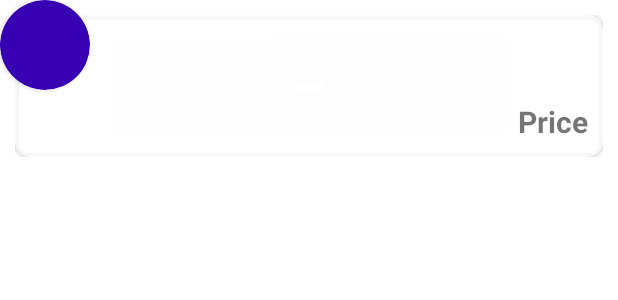
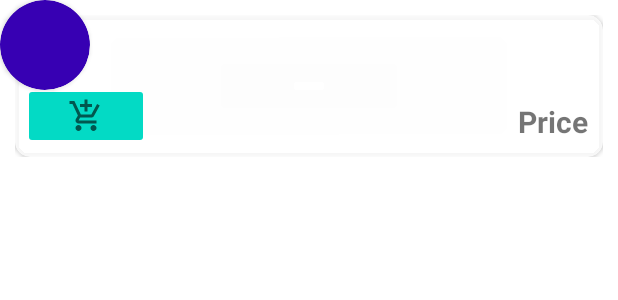
Before and after one commit to stevenlemessurier/QualityFPV, an Android app: the layout adapter_product_item.xml on its own in the app's theme, with its tools: preview values and no code run, on a phone screen of 412 x 824 dp. Shown: the top 300 px of the screen. Run offline under Robolectric (Android 15) with nearby library versions, the light colour scheme and no system bars.

Commit message:
Added login and send to cart for each website

```diff
--- /dev/null
+++ b/app/src/main/res/drawable/ic_baseline_add_shopping_cart_24.xml
@@ -0,0 +1,10 @@
+<vector xmlns:android="http://schemas.android.com/apk/res/android"
+    android:width="24dp"
+    android:height="24dp"
+    android:viewportWidth="24"
+    android:viewportHeight="24"
+    android:tint="?attr/colorControlNormal">
+  <path
+      android:fillColor="@android:color/white"
+      android:pathData="M11,9h2L13,6h3L16,4h-3L13,1h-2v3L8,4v2h3v3zM7,18c-1.1,0 -1.99,0.9 -1.99,2S5.9,22 7,22s2,-0.9 2,-2 -0.9,-2 -2,-2zM17,18c-1.1,0 -1.99,0.9 -1.99,2s0.89,2 1.99,2 2,-0.9 2,-2 -0.9,-2 -2,-2zM7.17,14.75l0.03,-0.12 0.9,-1.63h7.45c0.75,0 1.41,-0.41 1.75,-1.03l3.86,-7.01L19.42,4h-0.01l-1.1,2 -2.76,5L8.53,11l-0.13,-0.27L6.16,6l-0.95,-2 -0.94,-2L1,2v2h2l3.6,7.59 -1.35,2.45c-0.16,0.28 -0.25,0.61 -0.25,0.96 0,1.1 0.9,2 2,2h12v-2L7.42,15c-0.13,0 -0.25,-0.11 -0.25,-0.25z"/>
+</vector>
--- a/app/src/main/res/layout-land/adapter_product_item.xml
+++ b/app/src/main/res/layout-land/adapter_product_item.xml
@@ -2,6 +2,7 @@
 <androidx.constraintlayout.widget.ConstraintLayout xmlns:android="http://schemas.android.com/apk/res/android"
     xmlns:app="http://schemas.android.com/apk/res-auto"
     xmlns:tools="http://schemas.android.com/tools"
+    android:backgroundTint="#CEFFFFFF"
     android:layout_width="wrap_content"
     android:layout_height="match_parent">
 
@@ -10,6 +11,7 @@
         android:layout_height="0dp"
         android:paddingHorizontal="10dp"
         android:paddingVertical="10dp"
+        android:backgroundTint="#CEFFFFFF"
         app:layout_constraintTop_toTopOf="parent"
         app:layout_constraintEnd_toEndOf="@id/guideline9"
         app:layout_constraintBottom_toBottomOf="parent"
@@ -66,6 +68,17 @@
                     app:layout_constraintBottom_toBottomOf="parent"
                     app:layout_constraintEnd_toEndOf="parent" />
 
+                <ImageButton
+                    android:id="@+id/add_to_cart"
+                    android:layout_width="wrap_content"
+                    android:layout_height="wrap_content"
+                    app:layout_constraintStart_toStartOf="parent"
+                    app:layout_constraintBottom_toBottomOf="parent"
+                    android:layout_margin="5dp"
+                    android:src="@drawable/ic_baseline_add_shopping_cart_24"
+                    android:backgroundTint="@color/teal_200"
+                    android:paddingHorizontal="30dp" />
+
                 <TextView
                     android:id="@+id/rating"
                     android:layout_width="wrap_content"
--- a/app/src/main/res/layout/adapter_product_item.xml
+++ b/app/src/main/res/layout/adapter_product_item.xml
@@ -60,6 +60,17 @@
                     app:layout_constraintBottom_toBottomOf="parent"
                     app:layout_constraintEnd_toEndOf="parent" />
 
+                <ImageButton
+                    android:id="@+id/add_to_cart"
+                    android:layout_width="wrap_content"
+                    android:layout_height="wrap_content"
+                    app:layout_constraintStart_toStartOf="parent"
+                    app:layout_constraintBottom_toBottomOf="parent"
+                    android:layout_margin="5dp"
+                    android:src="@drawable/ic_baseline_add_shopping_cart_24"
+                    android:backgroundTint="@color/teal_200"
+                    android:paddingHorizontal="30dp" />
+
                 <TextView
                     android:id="@+id/rating"
                     android:layout_width="wrap_content"
```
Also changed, not shown: app/src/main/java/com/HomeStudio/QualityFPV/LoginDialogFragment.kt (added, +203 -0 lines), app/src/main/java/com/HomeStudio/QualityFPV/adapters/RecyclerViewAdapter.kt (+21 -1 lines), app/src/main/java/com/HomeStudio/QualityFPV/nav_drawer/ScrapingFragment.kt (+3 -15 lines), app/src/main/java/com/HomeStudio/QualityFPV/nav_drawer/flight_controller/FlightControllerFragment.kt (+0 -25 lines), app/src/main/res/layout/dialog_fragment_login.xml (added, +19 -0 lines).
